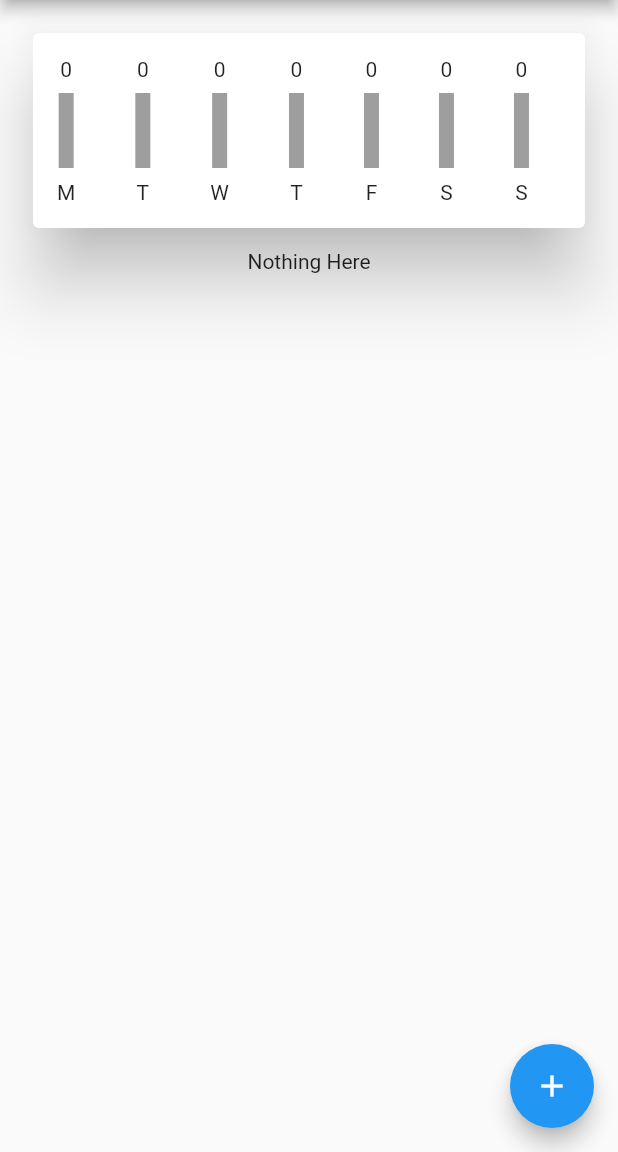
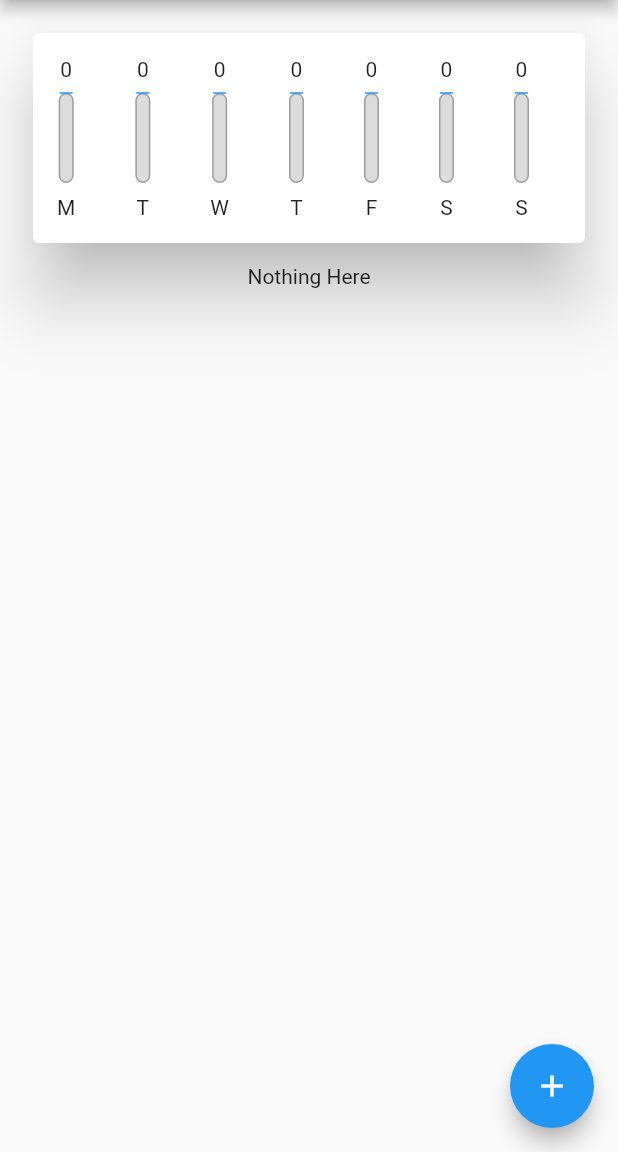
Before and after one commit to lzzy12/Expense-Tracker-Flutter, a Flutter app: the screen it shows after launch, on a phone screen of 412 x 824 dp, the part 84-1236 px from its top. Run offline on Flutter 3.47's test engine with Material 2 defaults, Android fonts, the phone set to English and light mode, and no system bars.

Commit message:
Introduce rounded corner in chat bars
Signed-off-by: lzzy12 <jhashivam2020@gmail.com>

```diff
--- a/lib/ExpensePercentBar.dart
+++ b/lib/ExpensePercentBar.dart
@@ -8,7 +8,7 @@ class ExpensePercentBar extends StatelessWidget {
 
   ExpensePercentBar(this.expensePercent, this.expense, this.weekday);
 
-  static const height = 50.0;
+  static const height = 60.0;
   static const width = 10.0;
 
   @override
@@ -25,12 +25,21 @@ class ExpensePercentBar extends StatelessWidget {
             Container(
               width: width,
               height: height,
-              color: Colors.grey,
+              decoration: BoxDecoration(
+                  border: Border.all(color: Colors.grey),
+                  color: Color.fromRGBO(220, 220, 220, 1),
+                  borderRadius: BorderRadius.circular(20)),
             ),
             Container(
-              color: Colors.blue,
               width: width,
               height: expensePercent * height,
+              decoration: BoxDecoration(
+                  border: Border.all(color: Colors.grey),
+                  color: Theme
+                      .of(context)
+                      .primaryColor,
+                  borderRadius: BorderRadius.circular(20)
+              ),
             )
           ],
         ),
```
